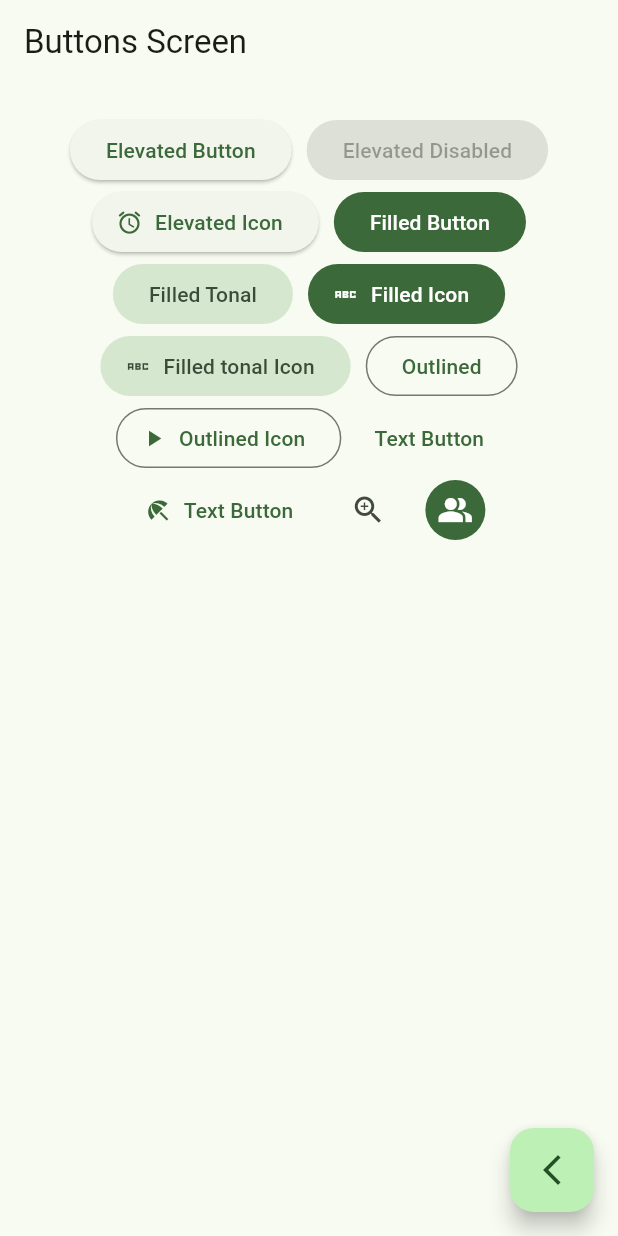
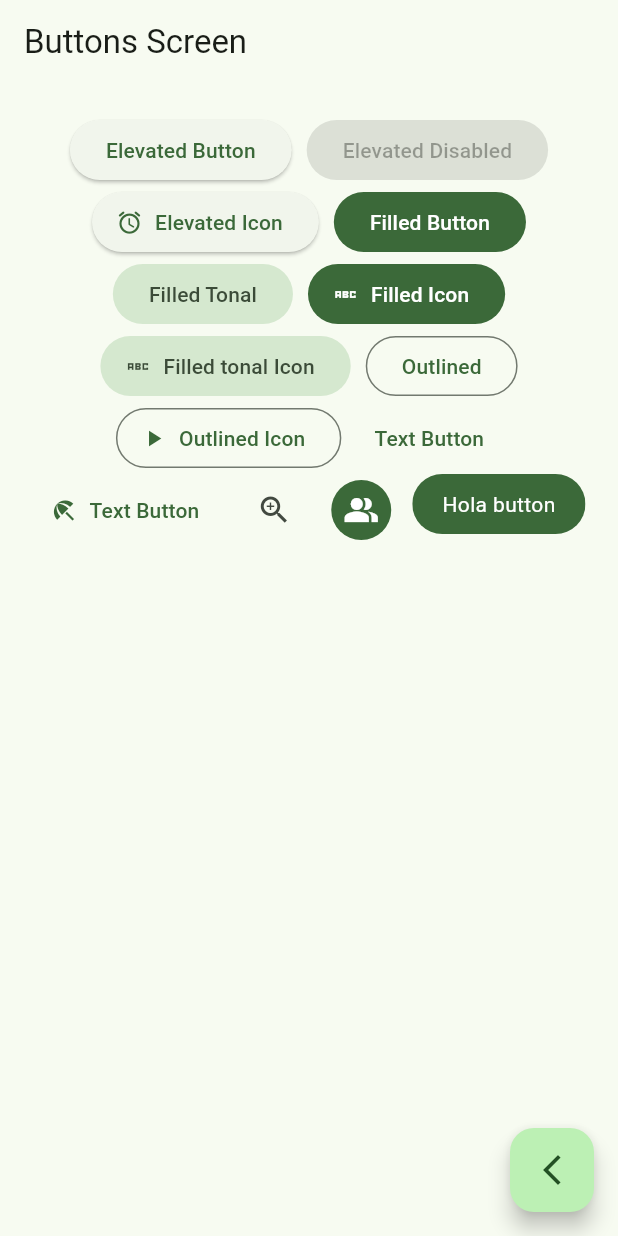
Before and after one commit to arisvaldez/widgets_app, a Flutter app: the ButtonsScreen screen opened by its route, on a phone screen of 412 x 824 dp. Run offline on Flutter 3.47's test engine with Material 2 defaults, Android fonts, the phone set to English and light mode, and no system bars; our stand-ins replace go_router.

Commit message:
add custom button

```diff
--- a/lib/presentation/screens/buttons/buttons_screen.dart
+++ b/lib/presentation/screens/buttons/buttons_screen.dart
@@ -73,9 +73,36 @@ class _ButtonsView extends StatelessWidget {
             style: ButtonStyle(
                 backgroundColor: MaterialStatePropertyAll(colors.primary),
                 iconColor: const MaterialStatePropertyAll(Colors.white)),
-          )
+          ),
+          const CustomButton()
         ]),
       ),
     );
   }
 }
+
+class CustomButton extends StatelessWidget {
+  const CustomButton({super.key});
+
+  @override
+  Widget build(BuildContext context) {
+    final colors = Theme.of(context).colorScheme;
+
+    return ClipRRect(
+      borderRadius: BorderRadius.circular(20.0),
+      child: Material(
+        color: colors.primary,
+        child: InkWell(
+          onTap: () {},
+          child: Padding(
+            padding: EdgeInsets.symmetric(horizontal: 20, vertical: 10),
+            child: Text(
+              'Hola button',
+              style: TextStyle(color: colors.onPrimary),
+            ),
+          ),
+        ),
+      ),
+    );
+  }
+}
```
